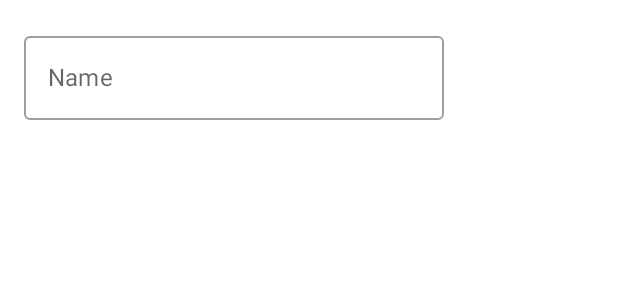
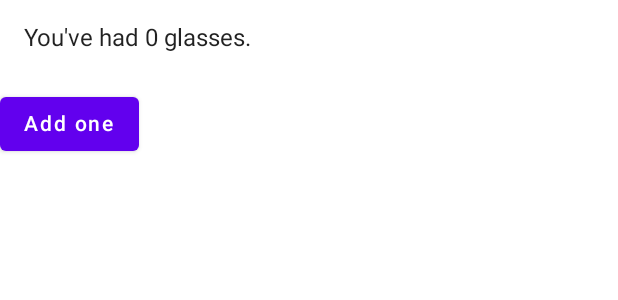
Before and after one commit to Laze1/route-of-learning-compose, an Android app built with Jetpack Compose: the @Preview function MyApp, on a phone screen of 412 x 824 dp. Shown: the top 300 px of the screen. Run offline under Robolectric (Android 15) with nearby library versions, the phone set to English and light mode, and no system bars; libraries missing offline, so code that uses them is left out: com.swallowsonny.convertextlibrary.

Commit message:
简单的喝水计数器

```diff
--- a/app/src/main/java/com/example/myapplicationcompose/MainActivity.kt
+++ b/app/src/main/java/com/example/myapplicationcompose/MainActivity.kt
@@ -21,6 +21,7 @@ import androidx.compose.ui.tooling.preview.Preview
 import androidx.compose.ui.unit.dp
 import com.example.myapplicationcompose.learn.HelloContent
 import com.example.myapplicationcompose.learn.HelloScreen
+import com.example.myapplicationcompose.learn.WellnessScreen
 import com.example.myapplicationcompose.ui.theme.MyApplicationComposeTheme
 import com.swallowsonny.convertextlibrary.toHexString
 import java.io.ByteArrayOutputStream
@@ -45,7 +46,7 @@ fun MyApp(){
             modifier = Modifier.fillMaxSize(),
             color = MaterialTheme.colors.background
         ) {
-            HelloScreen()
+            WellnessScreen()
         }
     }
 }
--- /dev/null
+++ b/app/src/main/java/com/example/myapplicationcompose/learn/WaterCounter.kt
@@ -0,0 +1,25 @@
+package com.example.myapplicationcompose.learn
+
+import androidx.compose.foundation.layout.Column
+import androidx.compose.foundation.layout.padding
+import androidx.compose.material.Button
+import androidx.compose.material.Text
+import androidx.compose.runtime.*
+import androidx.compose.ui.Modifier
+import androidx.compose.ui.tooling.preview.Preview
+import androidx.compose.ui.unit.dp
+
+@Preview
+@Composable
+fun WaterCounter(modifier: Modifier = Modifier) {
+    Column(modifier = modifier) {
+        var count by remember{ mutableStateOf(0) }
+        Text(
+            text = "You've had $count glasses.",
+            modifier = modifier.padding(16.dp)
+        )
+        Button(onClick = { count++ }, Modifier.padding(top = 8.dp)) {
+            Text(text = "Add one")
+        }
+    }
+}
--- /dev/null
+++ b/app/src/main/java/com/example/myapplicationcompose/learn/WellnessScreen.kt
@@ -0,0 +1,9 @@
+package com.example.myapplicationcompose.learn
+
+import androidx.compose.runtime.Composable
+import androidx.compose.ui.Modifier
+
+@Composable
+fun WellnessScreen(modifier: Modifier = Modifier) {
+    WaterCounter(modifier)
+}
```
